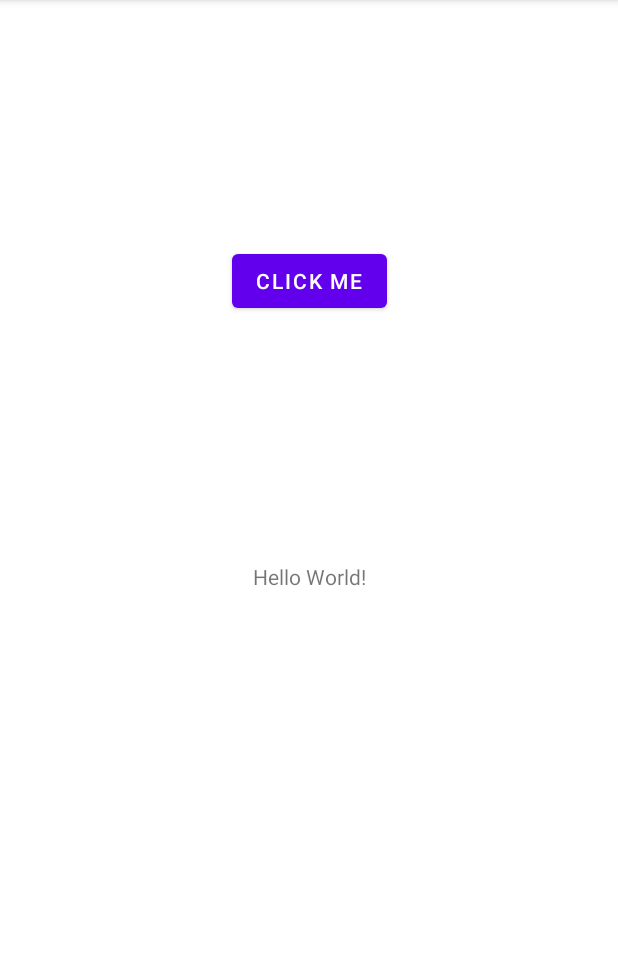
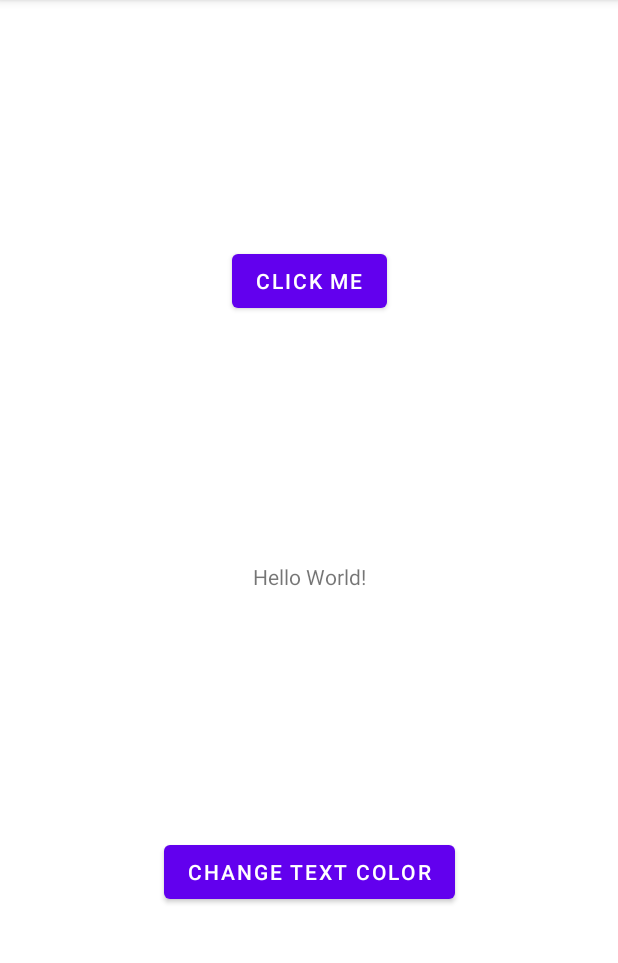
Before and after one commit to eglekun/Lab1, an Android app: the screen it shows after launch (MainActivity), on a phone screen of 412 x 824 dp, the part 84-1047 px from its top. Run offline under Robolectric (Android 15) with nearby library versions, the phone set to English and light mode, and no system bars.

Commit message:
Added button for changing text color

```diff
--- a/app/src/main/java/com/example/fintech_lab1/MainActivity.java
+++ b/app/src/main/java/com/example/fintech_lab1/MainActivity.java
@@ -2,6 +2,7 @@ package com.example.fintech_lab1;
 
 import androidx.appcompat.app.AppCompatActivity;
 
+import android.graphics.Color;
 import android.os.Bundle;
 import android.view.View;
 import android.widget.TextView;
@@ -21,4 +22,10 @@ public class MainActivity extends AppCompatActivity {
     public void OnBtnClick(View view) {
         this.tvMain.setText(R.string.changed_label_caption);
     }
+
+    public void OnBtnClickChangeColor(View view) {
+        this.tvMain.setTextColor(Color.RED);
+        this.tvMain.setBackgroundColor(Color.GRAY);
+        this.tvMain.setText(R.string.changed_color_label_caption);
+    }
 }
--- a/app/src/main/res/layout/activity_main.xml
+++ b/app/src/main/res/layout/activity_main.xml
@@ -27,4 +27,15 @@
         app:layout_constraintTop_toTopOf="parent"
         android:onClick="OnBtnClick"/>
 
+    <Button
+        android:id="@+id/btnChangeColor"
+        android:layout_width="wrap_content"
+        android:layout_height="wrap_content"
+        android:text="@string/btn_change_color"
+        app:layout_constraintBottom_toBottomOf="parent"
+        app:layout_constraintEnd_toEndOf="parent"
+        app:layout_constraintStart_toStartOf="parent"
+        app:layout_constraintTop_toBottomOf="@+id/tvMain"
+        android:onClick="OnBtnClickChangeColor"/>
+
 </androidx.constraintlayout.widget.ConstraintLayout>
--- a/app/src/main/res/values/strings.xml
+++ b/app/src/main/res/values/strings.xml
@@ -2,4 +2,6 @@
     <string name="app_name">Hello, this is Lab1</string>
     <string name="btn_do_smth">Click me</string>
     <string name="changed_label_caption">Text was changed :)</string>
+    <string name="btn_change_color">Change text color</string>
+    <string name="changed_color_label_caption">Text color was changed :)</string>
 </resources>
```
